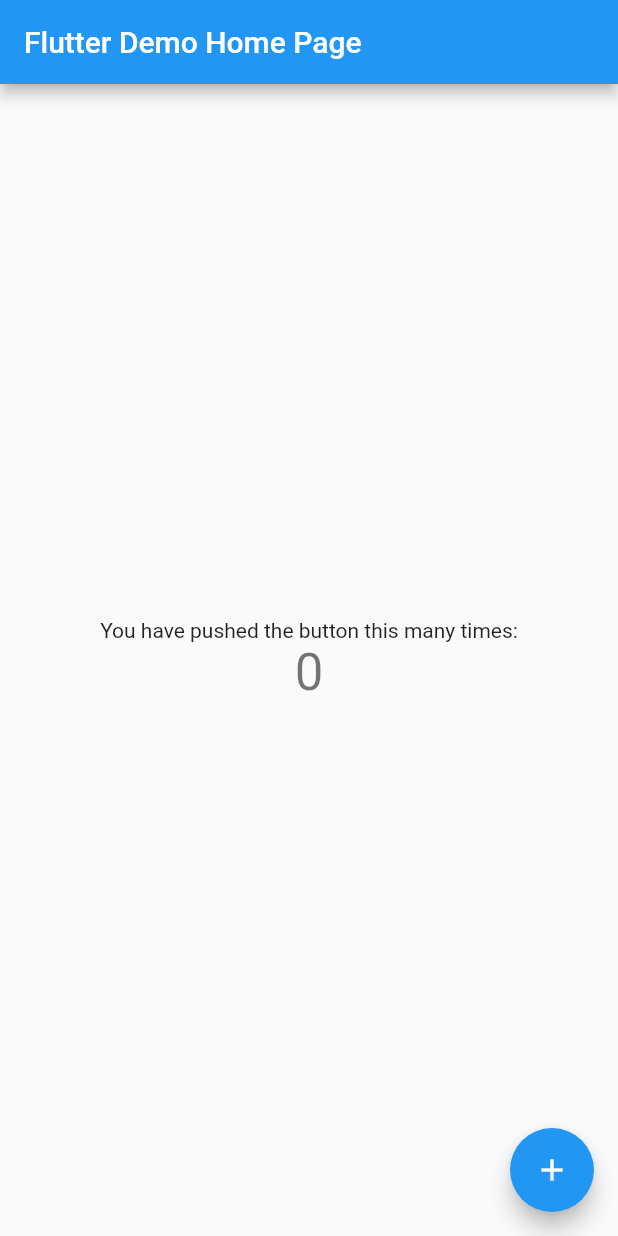
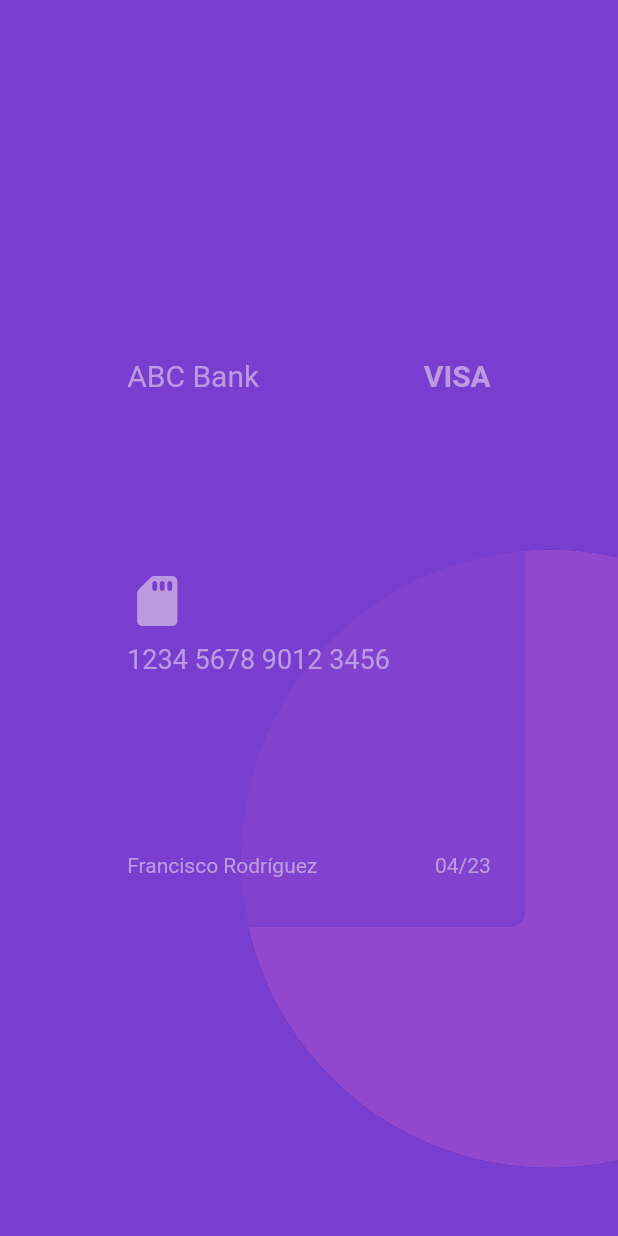
Before and after one commit to FranciscoRdz2001/gyroscope_challenge_flutter, a Flutter app: the screen it shows after launch, on a phone screen of 412 x 824 dp. Run offline on Flutter 3.47's test engine with Material 2 defaults, Android fonts, the phone set to English and light mode, and no system bars; missing offline and left inert: flutter_sensors, simple_kalman; Roboto replaces fonts that are missing (Poppins).

Commit message:
Gyroscope functionality

```diff
--- /dev/null
+++ b/lib/app/utils/responsive_util.dart
@@ -0,0 +1,31 @@
+import 'package:flutter/cupertino.dart';
+
+class ResponsiveUtil {
+  static final ResponsiveUtil _resp = ResponsiveUtil._internal();
+  late double _height;
+  late double _width;
+  // late DeviceType _device;
+
+  double get height => _height;
+  double get width => _width;
+  // DeviceType get device => _device;
+
+  factory ResponsiveUtil.of(final BuildContext context) {
+    final size = MediaQuery.of(context).size;
+    _resp._height = size.height;
+    _resp._width = size.width;
+    // _resp._device = _resp._width <= 480
+    //     ? DeviceType.phone
+    //     : _resp._width <= 1439
+    //         ? DeviceType.tablet
+    //         : _resp._width > 1439
+    //             ? DeviceType.desktop
+    //             : DeviceType.phone;
+
+    return _resp;
+  }
+
+  double hp(final double percent) => _height * (percent / 100);
+  double wp(final double percent) => _width * (percent / 100);
+  ResponsiveUtil._internal();
+}
--- /dev/null
+++ b/lib/app/utils/text_styles_util.dart
@@ -0,0 +1,47 @@
+import 'package:flutter/material.dart';
+
+class TextStyles {
+  static final TextStyles _styles = TextStyles._internal();
+
+  factory TextStyles.of(final BuildContext context) {
+    return _styles;
+  }
+  TextStyles._internal();
+
+  static TextStyle _getCopy(
+    final double size,
+    final FontWeight weight,
+    final Color? color,
+  ) {
+    return TextStyle(
+      fontFamily: 'Poppins',
+      fontSize: size,
+      fontWeight: weight,
+      color: color,
+    );
+  }
+
+  TextStyle w400(final double size, [final Color? color]) {
+    return _getCopy(size, FontWeight.w400, color);
+  }
+
+  TextStyle w500(final double size, [final Color? color]) {
+    return _getCopy(size, FontWeight.w500, color);
+  }
+
+  TextStyle w600(final double size, [final Color? color]) {
+    return _getCopy(size, FontWeight.w600, color);
+  }
+
+  TextStyle w700(final double size, [final Color? color]) {
+    return _getCopy(size, FontWeight.w700, color);
+  }
+
+  TextStyle w800(final double size, [final Color? color]) {
+    return _getCopy(size, FontWeight.w800, color);
+  }
+
+  TextStyle w900(final double size, [final Color? color]) {
+    return _getCopy(size, FontWeight.w900, color);
+  }
+}
--- a/lib/main.dart
+++ b/lib/main.dart
@@ -1,115 +1,18 @@
 import 'package:flutter/material.dart';
 
-void main() {
-  runApp(const MyApp());
-}
+import 'modules/home/pages/home_page.dart';
+
+void main() => runApp(const MyApp());
 
 class MyApp extends StatelessWidget {
   const MyApp({super.key});
 
-  // This widget is the root of your application.
   @override
   Widget build(BuildContext context) {
-    return MaterialApp(
-      title: 'Flutter Demo',
-      theme: ThemeData(
-        // This is the theme of your application.
-        //
-        // Try running your application with "flutter run". You'll see the
-        // application has a blue toolbar. Then, without quitting the app, try
-        // changing the primarySwatch below to Colors.green and then invoke
-        // "hot reload" (press "r" in the console where you ran "flutter run",
-        // or simply save your changes to "hot reload" in a Flutter IDE).
-        // Notice that the counter didn't reset back to zero; the application
-        // is not restarted.
-        primarySwatch: Colors.blue,
-      ),
-      home: const MyHomePage(title: 'Flutter Demo Home Page'),
+    return const MaterialApp(
+      debugShowCheckedModeBanner: false,
+      title: 'Material App',
+      home: HomePage(),
     );
   }
 }
-
-class MyHomePage extends StatefulWidget {
-  const MyHomePage({super.key, required this.title});
-
-  // This widget is the home page of your application. It is stateful, meaning
-  // that it has a State object (defined below) that contains fields that affect
-  // how it looks.
-
-  // This class is the configuration for the state. It holds the values (in this
-  // case the title) provided by the parent (in this case the App widget) and
-  // used by the build method of the State. Fields in a Widget subclass are
-  // always marked "final".
-
-  final String title;
-
-  @override
-  State<MyHomePage> createState() => _MyHomePageState();
-}
-
-class _MyHomePageState extends State<MyHomePage> {
-  int _counter = 0;
-
-  void _incrementCounter() {
-    setState(() {
-      // This call to setState tells the Flutter framework that something has
-      // changed in this State, which causes it to rerun the build method below
-      // so that the display can reflect the updated values. If we changed
-      // _counter without calling setState(), then the build method would not be
-      // called again, and so nothing would appear to happen.
-      _counter++;
-    });
-  }
-
-  @override
-  Widget build(BuildContext context) {
-    // This method is rerun every time setState is called, for instance as done
-    // by the _incrementCounter method above.
-    //
-    // The Flutter framework has been optimized to make rerunning build methods
-    // fast, so that you can just rebuild anything that needs updating rather
-    // than having to individually change instances of widgets.
-    return Scaffold(
-      appBar: AppBar(
-        // Here we take the value from the MyHomePage object that was created by
-        // the App.build method, and use it to set our appbar title.
-        title: Text(widget.title),
-      ),
-      body: Center(
-        // Center is a layout widget. It takes a single child and positions it
-        // in the middle of the parent.
-        child: Column(
-          // Column is also a layout widget. It takes a list of children and
-          // arranges them vertically. By default, it sizes itself to fit its
-          // children horizontally, and tries to be as tall as its parent.
-          //
-          // Invoke "debug painting" (press "p" in the console, choose the
-          // "Toggle Debug Paint" action from the Flutter Inspector in Android
-          // Studio, or the "Toggle Debug Paint" command in Visual Studio Code)
-          // to see the wireframe for each widget.
-          //
-          // Column has various properties to control how it sizes itself and
-          // how it positions its children. Here we use mainAxisAlignment to
-          // center the children vertically; the main axis here is the vertical
-          // axis because Columns are vertical (the cross axis would be
-          // horizontal).
-          mainAxisAlignment: MainAxisAlignment.center,
-          children: <Widget>[
-            const Text(
-              'You have pushed the button this many times:',
-            ),
-            Text(
-              '$_counter',
-              style: Theme.of(context).textTheme.headlineMedium,
-            ),
-          ],
-        ),
-      ),
-      floatingActionButton: FloatingActionButton(
-        onPressed: _incrementCounter,
-        tooltip: 'Increment',
-        child: const Icon(Icons.add),
-      ), // This trailing comma makes auto-formatting nicer for build methods.
-    );
-  }
-}
--- /dev/null
+++ b/lib/modules/home/pages/home_page.dart
@@ -0,0 +1,117 @@
+import 'dart:async';
+import 'dart:math';
+import 'dart:ui';
+
+import 'package:flutter/material.dart';
+import 'package:flutter_sensors/flutter_sensors.dart';
+import 'package:gyroscope_challenge/app/utils/responsive_util.dart';
+import 'package:gyroscope_challenge/modules/home/widgets/card_widget.dart';
+import 'package:simple_kalman/simple_kalman.dart';
+
+import '../widgets/bubbles_background_widget.dart';
+
+class HomePage extends StatefulWidget {
+  const HomePage({super.key});
+
+  @override
+  State<HomePage> createState() => _HomePageState();
+}
+
+class _HomePageState extends State<HomePage> {
+  static const accent = Color(0xff3633c4);
+  static const cardColor = Color(0xff793ecf);
+  static const secondary = Color(0xff9248ce);
+  static const bubblesColors = [
+    Color(0xff4419c5),
+    Color(0xff5121c3),
+    Color(0xff682cd2),
+    accent,
+    cardColor,
+    secondary,
+  ];
+
+  late final List<double> bubblesPositions;
+  late final List<int> bubblesDirections;
+
+  late final Stream<SensorEvent> stream;
+  late final StreamSubscription<SensorEvent> suscription;
+  final kalmanX = SimpleKalman(q: 0.01, errorMeasure: 0.1, errorEstimate: 0.1);
+  final kalmanY = SimpleKalman(q: 0.01, errorMeasure: 0.1, errorEstimate: 0.1);
+
+  final List<List<double>> gyroData = [];
+  final int windowSize = 5;
+
+  double x = 0;
+  double y = 0;
+  double z = 0;
+
+  @override
+  void initState() {
+    super.initState();
+    bubblesPositions = List.generate(
+      bubblesColors.length * 2,
+      (x) => Random().nextDouble(),
+    );
+    bubblesDirections = List.generate(
+        bubblesColors.length, (x) => Random().nextBool() ? 1 : -1);
+    initStream();
+  }
+
+  void initStream() async {
+    stream = await SensorManager().sensorUpdates(
+      sensorId: 1,
+      interval: const Duration(milliseconds: 0),
+    );
+    suscription = stream.listen((event) {
+      setState(() {
+        final clampledX = clampDouble(event.data[0], -0.45, 0.45);
+        final clampledY = clampDouble(event.data[1], -0.45, 0.45);
+        x = kalmanX.filtered(clampledX);
+        y = kalmanY.filtered(clampledY);
+      });
+    });
+  }
+
+  @override
+  Widget build(BuildContext context) {
+    const accent = Color(0xff3633c4);
+    const cardColor = Color(0xff793ecf);
+    final resp = ResponsiveUtil.of(context);
+
+    return Scaffold(
+      body: Container(
+        // duration: const Duration(milliseconds: 500),
+        decoration: BoxDecoration(
+          gradient: LinearGradient(
+            colors: const [
+              accent,
+              cardColor,
+            ],
+            begin: Alignment.topCenter,
+            end: Alignment.bottomCenter,
+            stops: [x, y],
+          ),
+        ),
+        child: Center(
+          child: Stack(
+            alignment: Alignment.center,
+            children: [
+              BubblesBackgroundWidget(
+                colors: bubblesColors,
+                positions: bubblesPositions,
+                directions: bubblesDirections,
+                x: y,
+                y: x,
+              ),
+              SizedBox(
+                height: resp.height,
+                width: resp.width,
+              ),
+              CardWidget(color: cardColor, x: x, y: y),
+            ],
+          ),
+        ),
+      ),
+    );
+  }
+}
--- /dev/null
+++ b/lib/modules/home/widgets/bubbles_background_widget.dart
@@ -0,0 +1,35 @@
+import 'package:flutter/material.dart';
+
+import '../../../app/utils/responsive_util.dart';
+import '../../../widgets/painters/bubbles_painter.dart';
+
+class BubblesBackgroundWidget extends StatelessWidget {
+  final List<Color> colors;
+  final List<double> positions;
+  final List<int> directions;
+  final double x;
+  final double y;
+  const BubblesBackgroundWidget({
+    super.key,
+    required this.colors,
+    required this.positions,
+    required this.directions,
+    required this.x,
+    required this.y,
+  });
+
+  @override
+  Widget build(BuildContext context) {
+    final resp = ResponsiveUtil.of(context);
+    return CustomPaint(
+      painter: BubblesPainter(
+        colors: colors,
+        positions: positions,
+        radius: resp.wp(50),
+        spacing: 200 * x,
+        ySpacing: 200 * y,
+        directions: directions,
+      ),
+    );
+  }
+}
--- /dev/null
+++ b/lib/modules/home/widgets/card_widget.dart
@@ -0,0 +1,91 @@
+import 'package:flutter/material.dart';
+import 'package:gyroscope_challenge/app/utils/responsive_util.dart';
+import 'package:gyroscope_challenge/app/utils/text_styles_util.dart';
+
+class CardWidget extends StatelessWidget {
+  final double x;
+  final double y;
+  final Color color;
+  const CardWidget({
+    super.key,
+    required this.color,
+    required this.x,
+    required this.y,
+  });
+
+  @override
+  Widget build(BuildContext context) {
+    final resp = ResponsiveUtil.of(context);
+    final styles = TextStyles.of(context);
+    const fontColor = Color(0xffbc99e0);
+
+    return Transform(
+      transform: Matrix4.identity()
+        ..setEntry(3, 2, 0.001)
+        ..rotateX(y)
+        ..rotateY(x),
+      alignment: Alignment.center,
+      child: Container(
+        height: resp.hp(50),
+        width: resp.wp(70),
+        padding: const EdgeInsets.symmetric(vertical: 30, horizontal: 20),
+        decoration: BoxDecoration(
+          color: color.withOpacity(0.65),
+          borderRadius: BorderRadius.circular(10),
+          border: Border.all(
+            color: color.withOpacity(0.605),
+            width: 3,
+          ),
+        ),
+        child: Column(
+          crossAxisAlignment: CrossAxisAlignment.start,
+          mainAxisAlignment: MainAxisAlignment.center,
+          children: [
+            Row(
+              children: [
+                Expanded(
+                  child: Text(
+                    'ABC Bank',
+                    style: styles.w400(20, fontColor),
+                  ),
+                ),
+                Text(
+                  'VISA',
+                  style: styles.w700(20, fontColor),
+                ),
+              ],
+            ),
+            Expanded(
+              child: Column(
+                mainAxisAlignment: MainAxisAlignment.center,
+                crossAxisAlignment: CrossAxisAlignment.start,
+                children: [
+                  const Icon(Icons.sd_card_rounded, color: fontColor, size: 40),
+                  SizedBox(height: resp.hp(1)),
+                  Text(
+                    '1234 5678 9012 3456',
+                    style: styles.w400(18, fontColor),
+                  ),
+                ],
+              ),
+            ),
+            Row(
+              children: [
+                Expanded(
+                  child: Text(
+                    'Francisco Rodríguez',
+                    style: styles.w400(14, fontColor),
+                  ),
+                ),
+                Text(
+                  '04/23',
+                  style: styles.w400(14, fontColor),
+                ),
+              ],
+            ),
+          ],
+        ),
+      ),
+    );
+  }
+}
--- /dev/null
+++ b/lib/widgets/painters/bubbles_painter.dart
@@ -0,0 +1,48 @@
+import 'dart:math';
+
+import 'package:flutter/material.dart';
+
+class BubblesPainter extends CustomPainter {
+  final List<Color> colors;
+  final List<double> positions;
+  final List<int> directions;
+  final double radius;
+  final double spacing;
+  final double ySpacing;
+
+  BubblesPainter({
+    required this.colors,
+    required this.radius,
+    required this.spacing,
+    required this.positions,
+    required this.directions,
+    required this.ySpacing,
+  });
+
+  @override
+  void paint(Canvas canvas, Size size) {
+    final rect = Rect.fromLTRB(0, 0, size.width, size.height);
+    final paint = Paint();
+
+    // Dibujar fondo blanco
+    paint.color = Colors.white;
+    canvas.drawRect(rect, paint);
+
+    // Dibujar burbujas de colores
+    for (int i = 0; i < colors.length; i++) {
+      paint.color = colors[i];
+
+      final x = positions[i] * (size.width - 2 * radius) + radius;
+      final y = positions[i + 1] * (size.height - 2 * radius) + radius;
+
+      canvas.drawCircle(
+        Offset((x + spacing) * directions[i], y + ySpacing),
+        radius,
+        paint,
+      );
+    }
+  }
+
+  @override
+  bool shouldRepaint(covariant CustomPainter oldDelegate) => true;
+}
--- a/pubspec.yaml
+++ b/pubspec.yaml
@@ -35,7 +35,8 @@ dependencies:
   # The following adds the Cupertino Icons font to your application.
   # Use with the CupertinoIcons class for iOS style icons.
   cupertino_icons: ^1.0.2
-
+  flutter_sensors: ^1.0.1
+  simple_kalman: ^1.0.2
 dev_dependencies:
   flutter_test:
     sdk: flutter
```
Also changed, not shown: pubspec.lock, 1 other file.
